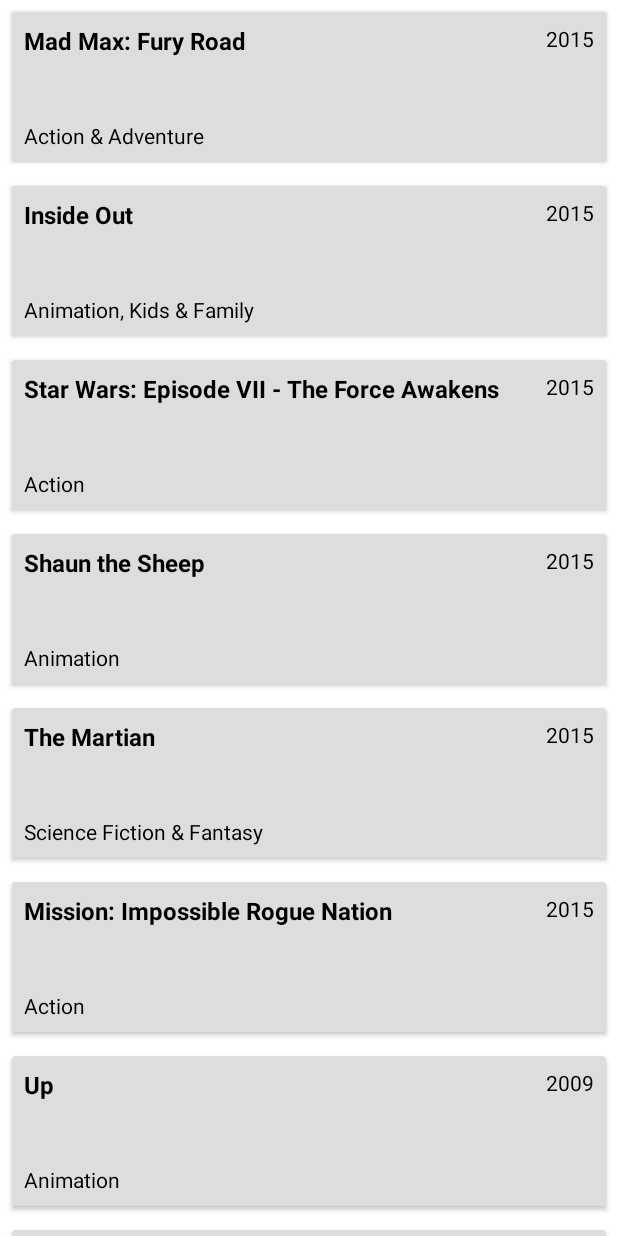
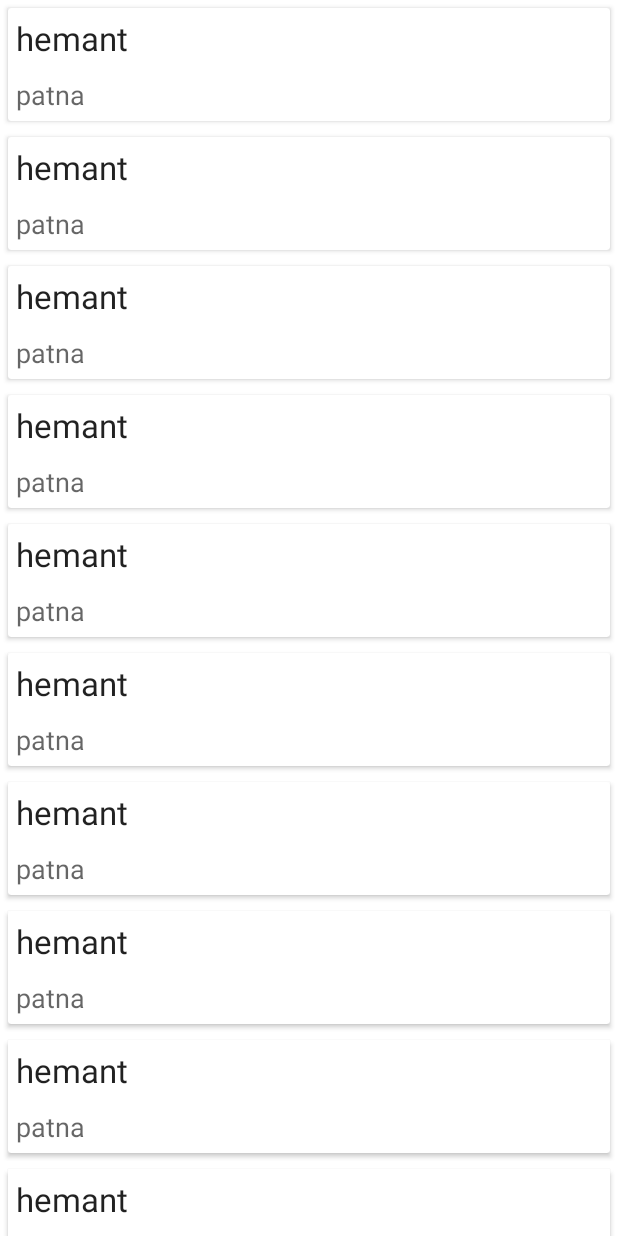
Before and after one commit to hemant00007/kotlin, an Android app: the screen it shows after launch (MainActivity), on a phone screen of 412 x 824 dp. Run offline under Robolectric (Android 15) with nearby library versions, the phone set to English and light mode, and no system bars.

Commit message:
recyclerview new with model

```diff
--- /dev/null
+++ b/app/src/main/java/com/example/kotlin/CustomAdapter.kt
@@ -0,0 +1,33 @@
+package com.example.kotlin
+
+import User
+import android.view.LayoutInflater
+import android.view.View
+import android.view.ViewGroup
+import android.widget.TextView
+import androidx.recyclerview.widget.RecyclerView
+
+class CustomAdapter(val arrayList: ArrayList<User>): RecyclerView.Adapter<CustomAdapter.ViewHolder>() {
+
+    class ViewHolder(itemview:View):RecyclerView.ViewHolder(itemview){
+        fun bindItems(user: User){
+           val username =itemView.findViewById(R.id.textViewUsername) as TextView
+            val address = itemView.findViewById(R.id.textViewAddress) as TextView
+            username.text=user.name
+            address.text=user.address
+        }
+    }
+
+    override fun onCreateViewHolder(parent: ViewGroup, viewType: Int): ViewHolder {
+       val  v = LayoutInflater.from(parent.context).inflate(R.layout.itemview,parent,false)
+        return ViewHolder(v)
+    }
+
+    override fun getItemCount(): Int {
+        return arrayList.size
+    }
+
+    override fun onBindViewHolder(holder: ViewHolder, position: Int) {
+   holder.bindItems(arrayList[position])
+    }
+}
--- a/app/src/main/java/com/example/kotlin/MainActivity.kt
+++ b/app/src/main/java/com/example/kotlin/MainActivity.kt
@@ -1,65 +1,40 @@
 package com.example.kotlin
 
+import User
 import androidx.appcompat.app.AppCompatActivity
 import android.os.Bundle
+import android.widget.LinearLayout
 import androidx.recyclerview.widget.DefaultItemAnimator
 import androidx.recyclerview.widget.LinearLayoutManager
 import androidx.recyclerview.widget.RecyclerView
 
 
 class MainActivity : AppCompatActivity(){
-    private val movielist = ArrayList<Model>()
-    private lateinit var moviesAdapter: MoviesAdapter
 
-    override fun onCreate(abc:Bundle?){
+
+    override fun onCreate(abc:Bundle?) {
         super.onCreate(abc)
         setContentView(R.layout.activity_main)
-  //  val recyclerview : Recy
-      //  https://www.tutorialspoint.com/working-with-recyclerview-in-an-android-app-using-kotlin
-        val recyclerview : RecyclerView = findViewById(R.id.recyclerview)
-        //set adapter
-          moviesAdapter = MoviesAdapter(movielist)
-        val layoutmanager = LinearLayoutManager(applicationContext)
-        recyclerview.layoutManager = layoutmanager
-        recyclerview.itemAnimator = DefaultItemAnimator()
-   recyclerview.adapter= moviesAdapter
-        prepareMovieData()
+        val arrlist = ArrayList<User>()
+        val recyclerView = findViewById(R.id.recyclerView) as RecyclerView
+        recyclerView.layoutManager = LinearLayoutManager(this)
+        arrlist.add(User("hemant", "patna"))
+        arrlist.add(User("hemant", "patna"))
+        arrlist.add(User("hemant", "patna"))
+        arrlist.add(User("hemant", "patna"))
+        arrlist.add(User("hemant", "patna"))
+        arrlist.add(User("hemant", "patna"))
+        arrlist.add(User("hemant", "patna"))
+        arrlist.add(User("hemant", "patna"))
+        arrlist.add(User("hemant", "patna"))
+        arrlist.add(User("hemant", "patna"))
+        arrlist.add(User("hemant", "patna"))
+        arrlist.add(User("hemant", "patna"))
+        val adapter = CustomAdapter(arrlist)
+
+        recyclerView.adapter = adapter
     }
 
-    private fun prepareMovieData() {
-        var movie = Model("Mad Max: Fury Road", "Action & Adventure", "2015")
-        movielist.add(movie)
-        movie = Model("Inside Out", "Animation, Kids & Family", "2015")
-        movielist.add(movie)
-        movie = Model("Star Wars: Episode VII - The Force Awakens", "Action", "2015")
-        movielist.add(movie)
-        movie = Model("Shaun the Sheep", "Animation", "2015")
-        movielist.add(movie)
-        movie = Model("The Martian", "Science Fiction & Fantasy", "2015")
-        movielist.add(movie)
-        movie = Model("Mission: Impossible Rogue Nation", "Action", "2015")
-        movielist.add(movie)
-        movie = Model("Up", "Animation", "2009")
-        movielist.add(movie)
-        movie = Model("Star Trek", "Science Fiction", "2009")
-        movielist.add(movie)
-        movie = Model("The LEGO MovieModel", "Animation", "2014")
-        movielist.add(movie)
-        movie = Model("Iron Man", "Action & Adventure", "2008")
-        movielist.add(movie)
-        movie = Model("Aliens", "Science Fiction", "1986")
-        movielist.add(movie)
-        movie = Model("Chicken Run", "Animation", "2000")
-        movielist.add(movie)
-        movie = Model("Back to the Future", "Science Fiction", "1985")
-        movielist.add(movie)
-        movie = Model("Raiders of the Lost Ark", "Action & Adventure", "1981")
-        movielist.add(movie)
-        movie = Model("Goldfinger", "Action & Adventure", "1965")
-        movielist.add(movie)
-        movie = Model("Guardians of the Galaxy", "Science Fiction & Fantasy", "2014")
-        movielist.add(movie)
-      moviesAdapter.notifyDataSetChanged()
 
-    }
+
 }
--- a/app/src/main/java/com/example/kotlin/Model.kt
+++ /dev/null
@@ -1,32 +0,0 @@
-package com.example.kotlin
-
-class Model (title:String?,genre:String?,year:String?){
-    private var title: String
-    private var genre:String
-    private var year: String
-
-    init {
-        this.title=title!!
-        this.genre = genre!!
-        this.year = year!!
-    }
-    fun getTitle(): String? {
-        return title
-    }
-    fun setTitle(name: String?) {
-        title = name!!
-    }
-    fun getYear(): String? {
-        return year
-    }
-    fun setYear(year: String?) {
-        this.year = year!!
-    }
-    fun getGenre(): String? {
-        return genre
-    }
-    fun setGenre(genre: String?) {
-        this.genre = genre!!
-    }
-
-}
--- a/app/src/main/java/com/example/kotlin/MoviesAdapter.kt
+++ /dev/null
@@ -1,36 +0,0 @@
-package com.example.kotlin
-
-import android.view.LayoutInflater
-import android.view.View
-import android.view.ViewGroup
-import android.widget.TextView
-import androidx.recyclerview.widget.RecyclerView
-
-internal  class MoviesAdapter (private  var movieslist: List<Model>) : RecyclerView.Adapter<MoviesAdapter.MyViewHolder>(){
-
-    internal  inner  class  MyViewHolder(view: View) : RecyclerView.ViewHolder(view){
-
-        var title : TextView = view.findViewById(R.id.title)
-        var year : TextView = view.findViewById(R.id.year)
-        var genre : TextView = view.findViewById(R.id.genre)
-    }
-
-    override fun onCreateViewHolder(parent: ViewGroup, viewType: Int): MyViewHolder {
-      var itemview = LayoutInflater.from(parent.context)
-              .inflate(R.layout.item_row,parent,false)
-        return MyViewHolder(itemview)
-    }
-
-    override fun getItemCount(): Int {
-      return movieslist.size
-    }
-
-    override fun onBindViewHolder(holder: MyViewHolder, position: Int) {
-      val movie = movieslist[position]
-        holder.title.text= movie.getTitle()
-        holder.genre.text=movie.getGenre()
-        holder.year.text=movie.getYear()
-    }
-
-
-}
--- /dev/null
+++ b/app/src/main/java/com/example/kotlin/User.kt
@@ -0,0 +1,3 @@
+
+
+data class User(val name: String,val address :String)
--- a/app/src/main/res/layout/activity_main.xml
+++ b/app/src/main/res/layout/activity_main.xml
@@ -8,10 +8,11 @@
 
 
     <androidx.recyclerview.widget.RecyclerView
-        android:id="@+id/recyclerview"
-        android:background="@color/white"
+        android:id="@+id/recyclerView"
         android:layout_width="match_parent"
-        android:layout_height="match_parent"/>
+        android:layout_height="wrap_content"
+      />
+
 
 
 </LinearLayout>
--- /dev/null
+++ b/app/src/main/res/layout/itemview.xml
@@ -0,0 +1,36 @@
+<?xml version="1.0" encoding="utf-8"?>
+<LinearLayout xmlns:android="http://schemas.android.com/apk/res/android"
+    android:layout_width="match_parent"
+    android:layout_height="wrap_content"
+    android:orientation="vertical">
+
+
+    <androidx.cardview.widget.CardView
+        android:layout_width="match_parent"
+        android:layout_height="wrap_content"
+        android:layout_margin="5dp">
+
+        <LinearLayout
+            android:layout_width="match_parent"
+            android:layout_height="wrap_content"
+            android:orientation="vertical">
+
+            <TextView
+                android:id="@+id/textViewUsername"
+                android:layout_width="match_parent"
+                android:layout_height="wrap_content"
+                android:padding="5dp"
+                android:text="Hemant kumar"
+                android:textAppearance="@style/Base.TextAppearance.AppCompat.Large" />
+
+            <TextView
+                android:id="@+id/textViewAddress"
+                android:layout_width="match_parent"
+                android:layout_height="wrap_content"
+                android:padding="5dp"
+                android:text="Ranchi, Jharkhand"
+                android:textAppearance="@style/Base.TextAppearance.AppCompat.Medium" />
+        </LinearLayout>
+    </androidx.cardview.widget.CardView>
+
+</LinearLayout>
```
